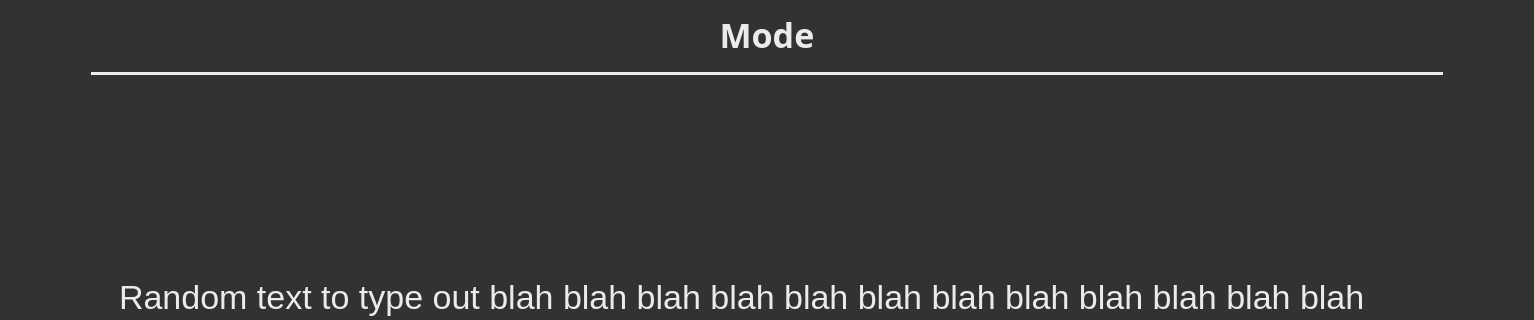
Above: speed-typer/source_ui/typingWindow.ui from Rolv-Apneseth/ps-typer before the change; both pictures show x 0 to 1534 and y 0 to 320 of the 1534 by 607 pixel window. Below: the same form after it.
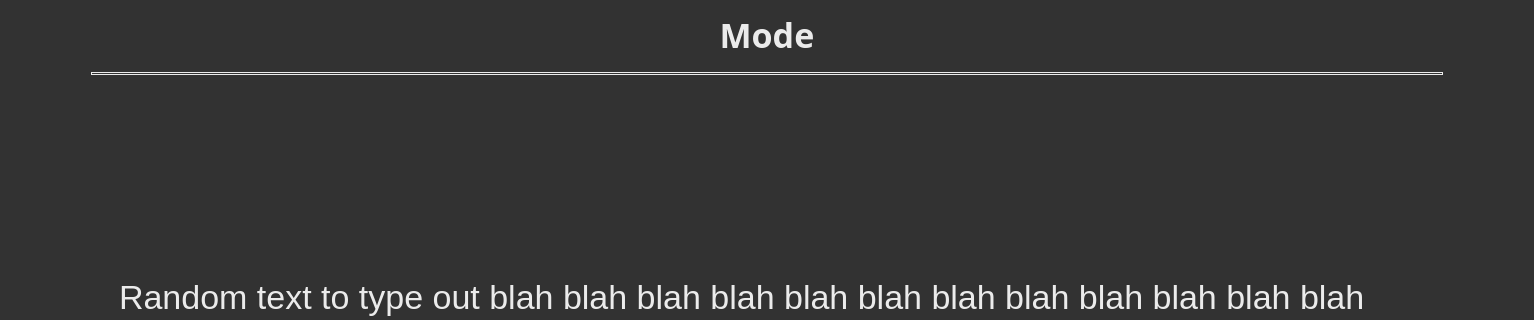
That is the form after the change.

What changed in the file:
```diff
--- a/speed-typer/source_ui/typingWindow.ui
+++ b/speed-typer/source_ui/typingWindow.ui
@@ -102,7 +102,7 @@
         </sizepolicy>
        </property>
        <property name="styleSheet">
-        <string notr="true">background-color: rgb(235, 235, 235);</string>
+        <string notr="true"/>
        </property>
        <property name="orientation">
         <enum>Qt::Horizontal</enum>
```
Left out of the diff: 4 changed lines with no effect on the pictures.
